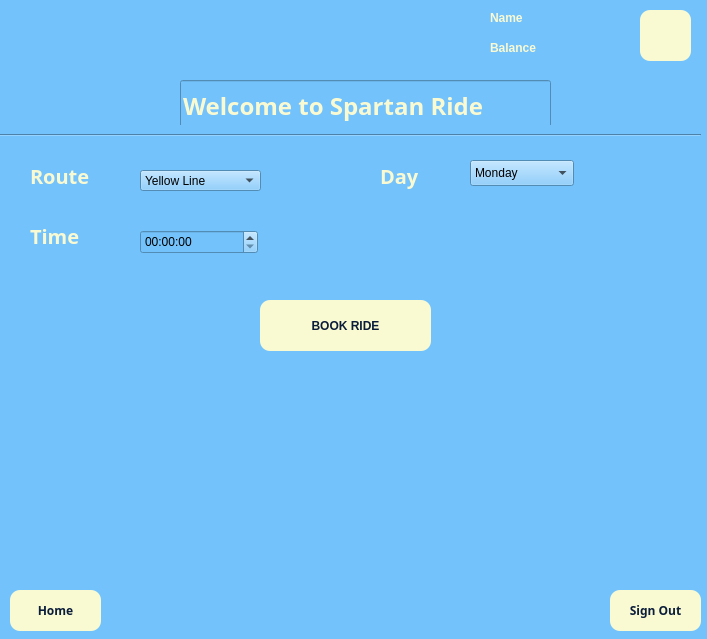
sakotiya/SPARTANRIDESJSU, file UI_Files/Student_RouteDetails.ui: the form before one commit.
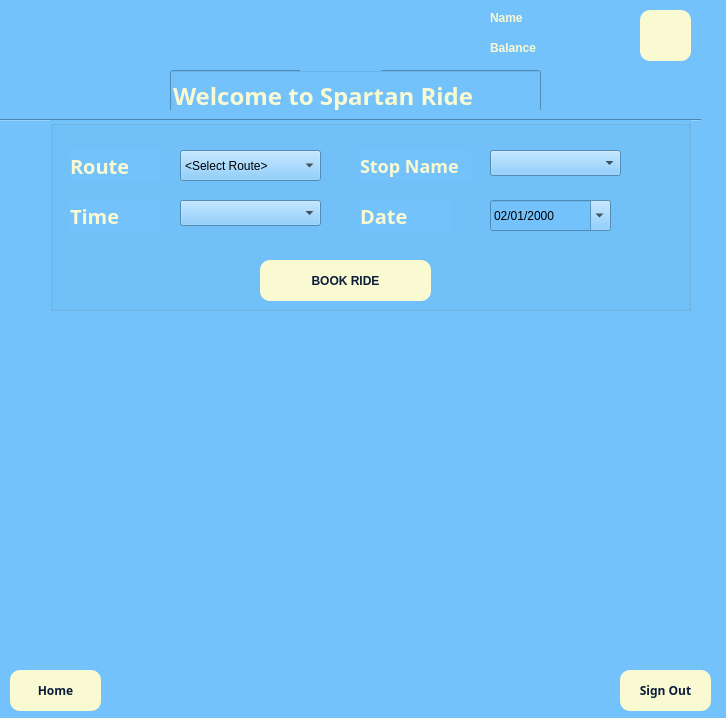
The form after the commit. Icons and pictures are not drawn.

```diff
--- a/UI_Files/Student_RouteDetails.ui
+++ b/UI_Files/Student_RouteDetails.ui
@@ -6,8 +6,8 @@
    <rect>
     <x>0</x>
     <y>0</y>
-    <width>707</width>
-    <height>639</height>
+    <width>726</width>
+    <height>718</height>
    </rect>
   </property>
   <property name="windowTitle">
@@ -22,8 +22,8 @@
   <widget class="QLineEdit" name="Welcome">
    <property name="geometry">
     <rect>
-     <x>180</x>
-     <y>80</y>
+     <x>170</x>
+     <y>70</y>
      <width>371</width>
      <height>51</height>
     </rect>
@@ -143,7 +143,7 @@
    <property name="geometry">
     <rect>
      <x>0</x>
-     <y>125</y>
+     <y>110</y>
      <width>701</width>
      <height>21</height>
     </rect>
@@ -155,8 +155,8 @@
   <widget class="QPushButton" name="SignOut">
    <property name="geometry">
     <rect>
-     <x>610</x>
-     <y>590</y>
+     <x>620</x>
+     <y>670</y>
      <width>91</width>
      <height>41</height>
     </rect>
@@ -185,11 +185,56 @@
     <string>Sign Out</string>
    </property>
   </widget>
+  <widget class="QPushButton" name="HomeButton">
+   <property name="geometry">
+    <rect>
+     <x>10</x>
+     <y>670</y>
+     <width>91</width>
+     <height>41</height>
+    </rect>
+   </property>
+   <property name="font">
+    <font>
+     <family>Segoe UI,sans-serif</family>
+     <weight>75</weight>
+     <bold>true</bold>
+    </font>
+   </property>
+   <property name="styleSheet">
+    <string notr="true">QPushButton {
+    background-color: #FAFAD2; /* Gold */
+    color: #0B1D3A;
+    border: none;
+    border-radius: 10px;
+    padding: 10px;
+    font-weight: bold;
+}
+QPushButton:hover {
+    background-color: #FAFAD2;
+}</string>
+   </property>
+   <property name="text">
+    <string>Home</string>
+   </property>
+  </widget>
+  <widget class="QGroupBox" name="groupBox">
+   <property name="geometry">
+    <rect>
+     <x>50</x>
+     <y>120</y>
+     <width>641</width>
+     <height>191</height>
+    </rect>
+   </property>
+   <property name="title">
+    <string/>
+   </property>
   <widget class="QLabel" name="Route_Label">
    <property name="geometry">
     <rect>
-     <x>30</x>
-     <y>160</y>
+      <x>20</x>
+      <y>30</y>
      <width>91</width>
      <height>31</height>
     </rect>
@@ -217,8 +262,8 @@
   <widget class="QLabel" name="Time_Label_2">
    <property name="geometry">
     <rect>
-     <x>30</x>
-     <y>220</y>
+      <x>20</x>
+      <y>80</y>
      <width>91</width>
      <height>31</height>
     </rect>
@@ -243,11 +288,11 @@
     <string>Time</string>
    </property>
   </widget>
-  <widget class="QLabel" name="Day_Labe">
+   <widget class="QLabel" name="Date_Label">
    <property name="geometry">
     <rect>
-     <x>380</x>
-     <y>160</y>
+      <x>310</x>
+      <y>80</y>
      <width>91</width>
      <height>31</height>
     </rect>
@@ -269,52 +314,119 @@
 }</string>
    </property>
    <property name="text">
-    <string>Day</string>
-   </property>
-  </widget>
-  <widget class="QTimeEdit" name="timeEdit">
+     <string>Date</string>
+    </property>
+   </widget>
+   <widget class="QComboBox" name="comboBoxRoute">
    <property name="geometry">
     <rect>
-     <x>140</x>
-     <y>230</y>
-     <width>118</width>
-     <height>24</height>
-    </rect>
+      <x>130</x>
+      <y>30</y>
+      <width>141</width>
+      <height>31</height>
+     </rect>
+    </property>
+    <property name="currentText">
+     <string>&lt;Select Route&gt;</string>
+    </property>
+    <item>
+     <property name="text">
+      <string>&lt;Select Route&gt;</string>
+     </property>
+    </item>
+    <item>
+     <property name="text">
+      <string>Yellow Route</string>
+     </property>
+    </item>
+    <item>
+     <property name="text">
+      <string>Orange Route</string>
+     </property>
+    </item>
+    <item>
+     <property name="text">
+      <string>Blue Route</string>
+     </property>
+    </item>
+    <item>
+     <property name="text">
+      <string>Green Route</string>
+     </property>
+    </item>
+   </widget>
+   <widget class="QDateEdit" name="dateEdit">
+    <property name="geometry">
+     <rect>
+      <x>440</x>
+      <y>80</y>
+      <width>121</width>
+      <height>31</height>
+     </rect>
+    </property>
+    <property name="dateTime">
+     <datetime>
+      <hour>0</hour>
+      <minute>0</minute>
+      <second>0</second>
+      <year>2000</year>
+      <month>2</month>
+      <day>1</day>
+     </datetime>
+    </property>
+    <property name="displayFormat">
+     <string>MM/dd/yyyy</string>
+    </property>
+    <property name="calendarPopup">
+     <bool>true</bool>
+    </property>
+   </widget>
+   <widget class="QLabel" name="Stop_Name">
+    <property name="geometry">
+     <rect>
+      <x>310</x>
+      <y>30</y>
+      <width>111</width>
+      <height>31</height>
+     </rect>
+    </property>
+    <property name="font">
+     <font>
+      <family>Segoe UI,sans-serif</family>
+      <pointsize>-1</pointsize>
+      <weight>75</weight>
+      <bold>true</bold>
+     </font>
    </property>
    <property name="styleSheet">
-    <string notr="true">QtimeEdit {
-    background-color: white;       /* Yellow background */
-    color: blue;                    /* Blue text */
-    border: 2px solid blue;          /* Blue border */
-    border-radius: 8px;
-    padding: 5px;
-    font-size: 16px;
-}
-
-QComboBox::drop-down {
-    background-color: blue;          /* Blue dropdown button */
-    width: 30px;
-    border-left: 1px solid yellow;
-}
-
-QComboBox::down-arrow {
-    image: none;                     /* Remove default arrow */
-    width: 0;
-    height: 0;
-    border-left: 8px solid transparent;
-    border-right: 8px solid transparent;
-    border-top: 10px solid  white;    /* Custom yellow arrow */
-}
-</string>
-   </property>
-  </widget>
-  <widget class="QPushButton" name="BookRide_Label">
+     <string notr="true">QLabel
+ {
+    color: #FAFAD2;
+    font-size: 18px;
+    font-weight: bold;
+}</string>
+    </property>
+    <property name="text">
+     <string>Stop Name</string>
+    </property>
+   </widget>
+   <widget class="QComboBox" name="comboBoxStopName">
    <property name="geometry">
     <rect>
-     <x>260</x>
-     <y>300</y>
+      <x>440</x>
+      <y>30</y>
+      <width>131</width>
+      <height>26</height>
+     </rect>
+    </property>
+   </widget>
+   <widget class="QPushButton" name="BookRideLabel">
+    <property name="geometry">
+     <rect>
+      <x>210</x>
+      <y>140</y>
      <width>171</width>
-     <height>51</height>
+      <height>41</height>
     </rect>
    </property>
    <property name="styleSheet">
@@ -334,112 +446,31 @@
     <string>BOOK RIDE</string>
    </property>
   </widget>
-  <widget class="QComboBox" name="comboBox">
+   <widget class="QComboBox" name="comboBoxTime">
    <property name="geometry">
     <rect>
-     <x>140</x>
-     <y>170</y>
-     <width>121</width>
-     <height>21</height>
-    </rect>
-   </property>
-   <item>
-    <property name="text">
-     <string>Yellow Line</string>
-    </property>
-   </item>
-   <item>
-    <property name="text">
-     <string>Orange Line</string>
-    </property>
-   </item>
-   <item>
-    <property name="text">
-     <string>Blue Line</string>
-    </property>
-   </item>
-   <item>
-    <property name="text">
-     <string>Green Line</string>
-    </property>
-   </item>
-  </widget>
-  <widget class="QComboBox" name="comboBox_2">
-   <property name="geometry">
-    <rect>
-     <x>470</x>
-     <y>160</y>
-     <width>104</width>
+      <x>130</x>
+      <y>80</y>
+      <width>141</width>
      <height>26</height>
     </rect>
    </property>
-   <item>
-    <property name="text">
-     <string>Monday</string>
-    </property>
-   </item>
-   <item>
-    <property name="text">
-     <string>Tuesday</string>
-    </property>
-   </item>
-   <item>
-    <property name="text">
-     <string>Wednesday</string>
-    </property>
-   </item>
-   <item>
-    <property name="text">
-     <string>Thursday</string>
-    </property>
-   </item>
-   <item>
-    <property name="text">
-     <string>Friday</string>
-    </property>
-   </item>
-   <item>
-    <property name="text">
-     <string>Saturday</string>
-    </property>
-   </item>
-   <item>
-    <property name="text">
-     <string>Sunday</string>
-    </property>
-   </item>
-  </widget>
-  <widget class="QPushButton" name="Home">
+   </widget>
+  </widget>
+  <widget class="QLabel" name="MapImage">
    <property name="geometry">
     <rect>
-     <x>10</x>
-     <y>590</y>
-     <width>91</width>
-     <height>41</height>
+     <x>50</x>
+     <y>330</y>
+     <width>551</width>
+     <height>331</height>
     </rect>
    </property>
-   <property name="font">
-    <font>
-     <family>Segoe UI,sans-serif</family>
-     <weight>75</weight>
-     <bold>true</bold>
-    </font>
-   </property>
-   <property name="styleSheet">
-    <string notr="true">QPushButton {
-    background-color: #FAFAD2; /* Gold */
-    color: #0B1D3A;
-    border: none;
-    border-radius: 10px;
-    padding: 10px;
-    font-weight: bold;
-}
-QPushButton:hover {
-    background-color: #FAFAD2;
-}</string>
-   </property>
    <property name="text">
-    <string>Home</string>
+    <string/>
+   </property>
+   <property name="pixmap">
+    <pixmap>../Images/Maps/blue_route.png</pixmap>
    </property>
   </widget>
  </widget>
```
Left out of the diff: 2 changed lines with no effect on the pictures. Lines whose indentation alone changed are shown as unchanged.
